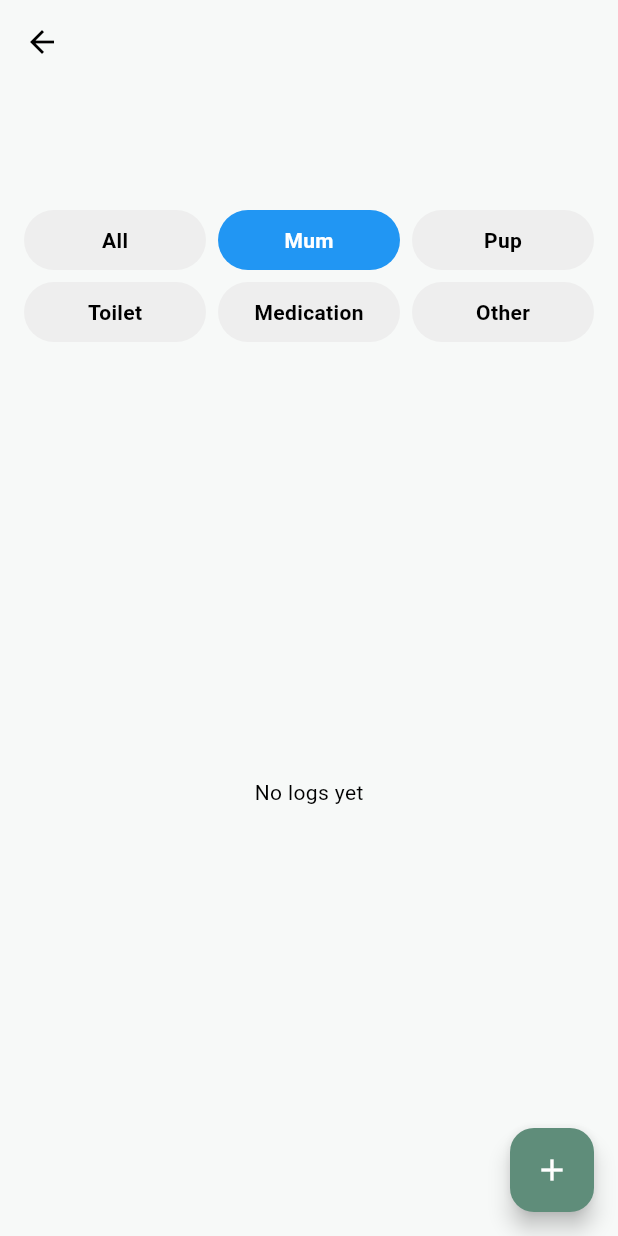
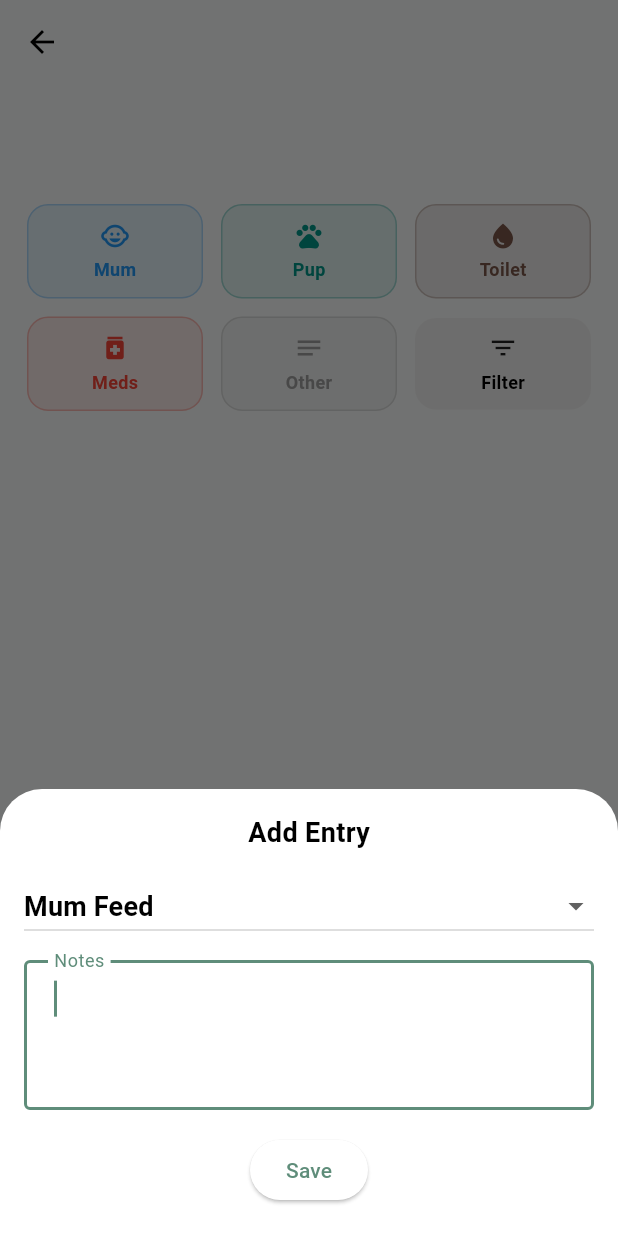
Before and after one commit to Bruce-HA/amity_dogs_app2, a Flutter app: the LitterLogPage screen opened directly with empty values, after a tap on "Mum", on a phone screen of 412 x 824 dp. Run offline on Flutter 3.47's test engine with Material 3 defaults, Android fonts, the phone set to English and light mode, and no system bars; our stand-ins replace cached_network_image, file_picker, flutter_dotenv, flutter_typeahead, open_filex, pdf and 5 more; missing offline and left inert: syncfusion_flutter_pdf; accounts and stored records are empty.

Commit message:
Daily logs UI upgrade: quick chips, modal input, filter chip, cleaned pages

```diff
--- a/lib/pages/dailies/add_log_modal.dart
+++ b/lib/pages/dailies/add_log_modal.dart
@@ -4,9 +4,13 @@ import '../../services/app_user.dart';
 
 final supabase = Supabase.instance.client;
 
-Future<void> showAddLogModal(BuildContext context, Map litter) async {
+Future<void> showAddLogModal(
+  BuildContext context,
+  Map litter, {
+  String initialCategory = 'mum feed',
+}) async {
   final noteController = TextEditingController();
-  String category = 'mum feed';
+  String category = initialCategory;
   DateTime selectedTime = DateTime.now();
 
   await showModalBottomSheet(
@@ -25,7 +29,12 @@ Future<void> showAddLogModal(BuildContext context, Map litter) async {
             child: Column(
               mainAxisSize: MainAxisSize.min,
               children: [
-                const Text("Add Entry"),
+                const Text(
+                  "Add Entry",
+                  style: TextStyle(fontSize: 18, fontWeight: FontWeight.w600),
+                ),
+
+                const SizedBox(height: 12),
 
                 DropdownButton<String>(
                   value: category,
@@ -37,26 +46,14 @@ Future<void> showAddLogModal(BuildContext context, Map litter) async {
                     'medication',
                     'other'
                   ].map((c) {
-                    String label = c.split(' ')
+                    final label = c
+                        .split(' ')
                         .map((w) => w[0].toUpperCase() + w.substring(1))
                         .join(' ');
 
                     return DropdownMenuItem(
                       value: c,
-                      child: Row(
-                        children: [
-                          Container(
-                            width: 10,
-                            height: 10,
-                            margin: const EdgeInsets.only(right: 8),
-                            decoration: BoxDecoration(
-                              color: _getCategoryColor(c),
-                              borderRadius: BorderRadius.circular(2),
-                            ),
-                          ),
-                          Text(label),
-                        ],
-                      ),
+                      child: Text(label),
                     );
                   }).toList(),
                   onChanged: (val) {
@@ -66,31 +63,22 @@ Future<void> showAddLogModal(BuildContext context, Map litter) async {
                   },
                 ),
 
+                const SizedBox(height: 12),
+
                 TextField(
                   controller: noteController,
-                  decoration: const InputDecoration(labelText: 'Notes'),
+                  decoration: const InputDecoration(
+                    labelText: 'Notes',
+                    border: OutlineInputBorder(),
+                  ),
+                  maxLines: 3,
+                  autofocus: true,
                 ),
+
+                const SizedBox(height: 16),
 
                 ElevatedButton(
                   onPressed: () async {
-                    print('USER NAME: ${AppUser.name}');
-                    print('USER ID: ${AppUser.userId}');
-
-                    final user = supabase.auth.currentUser;
-
-                    if (user == null) {
-                      ScaffoldMessenger.of(context).showSnackBar(
-                        const SnackBar(content: Text('No user logged in')),
-                      );
-                      return;
-                    }
-
-                    final appUser = await supabase
-                        .from('app_users')
-                        .select('first_name')
-                        .eq('id', user.id)
-                        .single();
-
                     await supabase.from('whelping_logs').insert({
                       'litter_id': litter['id'],
                       'litter_full_code': litter['litter_full_code'],
@@ -99,16 +87,15 @@ Future<void> showAddLogModal(BuildContext context, Map litter) async {
                       'event_time': selectedTime.toIso8601String(),
                       'note': noteController.text,
                       'category': category,
-
-                      // 👇 THIS IS THE NEW PART
-                      'created_by': user.id,
-                      'created_by_name': appUser['first_name'] ?? 'User',
+                      'created_by_name': AppUser.name,
                     });
 
                     Navigator.pop(context);
                   },
                   child: const Text("Save"),
                 ),
+
+                const SizedBox(height: 20),
               ],
             ),
           );
@@ -117,17 +104,3 @@ Future<void> showAddLogModal(BuildContext context, Map litter) async {
     },
   );
 }
-Color _getCategoryColor(String? category) {
-  switch (category) {
-    case 'mum feed':
-      return Colors.blue;
-    case 'pup feed':
-      return Colors.teal;
-    case 'toilet':
-      return Colors.brown;
-    case 'medication':
-      return Colors.red;
-    default:
-      return Colors.grey;
-  }
-}
--- a/lib/pages/dailies/dailies_page.dart
+++ b/lib/pages/dailies/dailies_page.dart
@@ -71,7 +71,7 @@ class _DailiesPageState extends State<DailiesPage> {
   @override
   Widget build(BuildContext context) {
     return Scaffold(
-      appBar: AppBar(title: const Text('Dailies')),
+      appBar: AppBar(title: const Text('Daily')),
       body: loading
           ? const Center(child: CircularProgressIndicator())
           : ListView.builder(
--- a/lib/pages/dailies/litter_log_page.dart
+++ b/lib/pages/dailies/litter_log_page.dart
@@ -1,6 +1,5 @@
 import 'package:flutter/material.dart';
 import 'package:supabase_flutter/supabase_flutter.dart';
-
 import 'add_log_modal.dart';
 
 final supabase = Supabase.instance.client;
@@ -17,42 +16,15 @@ class LitterLogPage extends StatefulWidget {
 class _LitterLogPageState extends State<LitterLogPage> {
   String selectedCategory = 'all';
   String? heroImage;
+  String? damName;
+
   List logs = [];
   bool loading = true;
-
-  late RealtimeChannel channel;
 
   @override
   void initState() {
     super.initState();
     loadLogs();
-
-    channel = supabase.channel('whelping_logs');
-
-    channel.onPostgresChanges(
-      event: PostgresChangeEvent.insert,
-      schema: 'public',
-      table: 'whelping_logs',
-      callback: (payload) {
-        if (payload.newRecord['litter_id'] == widget.litter['id']) {
-          loadLogs();
-        }
-      },
-    ).subscribe();
-  }
-
-  @override
-  void dispose() {
-    channel.unsubscribe();
-    super.dispose();
-  }
-
-  List get filteredLogs {
-    if (selectedCategory == 'all') return logs;
-
-    return logs.where((log) {
-      return (log['category'] ?? '').toLowerCase() == selectedCategory;
-    }).toList();
   }
 
   Future<void> loadLogs() async {
@@ -62,78 +34,91 @@ class _LitterLogPageState extends State<LitterLogPage> {
         .eq('litter_id', widget.litter['id'])
         .order('event_time', ascending: false);
 
-    // HERO IMAGE
     final dogRes = await supabase
         .from('dogs_list_view_with_hero')
-        .select('hero, dog_ala')
+        .select('hero, dog_ala, dog_name')
         .eq('dog_ala', widget.litter['dam_ala'])
         .limit(1);
 
     String? hero;
+    String? name;
 
     if (dogRes.isNotEmpty) {
       final dog = dogRes.first;
-      final heroList = dog['hero'] as List?;
 
-      if (heroList != null && heroList.isNotEmpty) {
-        final heroItem = heroList.first;
-        final fileName = heroItem['url'];
-        final dogAla = dog['dog_ala'];
+      final heroField = dog['hero'];
+      if (heroField is List && heroField.isNotEmpty) {
+        final item = heroField.first;
+        if (item is Map) {
+          final fileName = item['url'];
+          final ala = dog['dog_ala'];
 
-        if (fileName != null && dogAla != null) {
+          if (fileName != null && ala != null) {
             hero = supabase.storage
                 .from('dog_files')
-              .getPublicUrl('$dogAla/photos/$fileName');
+                .getPublicUrl('$ala/photos/$fileName');
           }
         }
+      }
+
+      name = dog['dog_name'];
     }
 
     setState(() {
       logs = logsRes;
       heroImage = hero;
+      damName = name;
       loading = false;
     });
   }
 
-  Color getCategoryColor(String? category) {
-    switch (category) {
+  LogCategory getCategory(String? value) {
+    switch (value) {
       case 'mum feed':
-        return Colors.blue;
+        return const LogCategory('Mum', Icons.child_care, Colors.blue);
       case 'pup feed':
-        return Colors.teal;
+        return const LogCategory('Pup', Icons.pets, Colors.teal);
       case 'toilet':
-        return Colors.brown;
+        return const LogCategory('Toilet', Icons.water_drop, Colors.brown);
       case 'medication':
-        return Colors.red;
+        return const LogCategory('Meds', Icons.medication, Colors.red);
       default:
-        return Colors.grey;
+        return const LogCategory('Other', Icons.notes, Colors.grey);
     }
   }
 
-  Widget buildChip(String value, String label) {
-    final isSelected = selectedCategory == value;
+  Widget quickChip(String category) {
+    final cat = getCategory(category);
 
     return Expanded(
       child: Padding(
-        padding: const EdgeInsets.all(4),
+        padding: const EdgeInsets.all(6),
         child: GestureDetector(
-          onTap: () => setState(() => selectedCategory = value),
+          onTap: () async {
+            await showAddLogModal(
+              context,
+              widget.litter,
+              initialCategory: category,
+            );
+            loadLogs();
+          },
           child: Container(
             padding: const EdgeInsets.symmetric(vertical: 10),
             decoration: BoxDecoration(
-              color: isSelected
-                  ? getCategoryColor(value)
-                  : Colors.grey.shade200,
-              borderRadius: BorderRadius.circular(20),
+              color: cat.color.withOpacity(0.1),
+              borderRadius: BorderRadius.circular(14),
+              border: Border.all(color: cat.color.withOpacity(0.3)),
             ),
-            child: Center(
-              child: Text(
-                label,
+            child: Column(
+              children: [
+                Icon(cat.icon, color: cat.color, size: 20),
+                const SizedBox(height: 4),
+                Text(cat.label,
                     style: TextStyle(
-                  color: isSelected ? Colors.white : Colors.black,
-                  fontWeight: FontWeight.w600,
-                ),
-              ),
+                        fontSize: 12,
+                        color: cat.color,
+                        fontWeight: FontWeight.w600)),
+              ],
             ),
           ),
         ),
@@ -141,9 +126,83 @@ class _LitterLogPageState extends State<LitterLogPage> {
     );
   }
 
+  Widget filterChip() {
+    return Expanded(
+      child: Padding(
+        padding: const EdgeInsets.all(6),
+        child: GestureDetector(
+          onTap: () async {
+            final selected = await showModalBottomSheet<String>(
+              context: context,
+              builder: (_) {
+                return Column(
+                  mainAxisSize: MainAxisSize.min,
+                  children: [
+                    ListTile(
+                      title: const Text('All'),
+                      onTap: () => Navigator.pop(context, 'all'),
+                    ),
+                    ListTile(
+                      title: const Text('Mum'),
+                      onTap: () => Navigator.pop(context, 'mum feed'),
+                    ),
+                    ListTile(
+                      title: const Text('Pup'),
+                      onTap: () => Navigator.pop(context, 'pup feed'),
+                    ),
+                    ListTile(
+                      title: const Text('Toilet'),
+                      onTap: () => Navigator.pop(context, 'toilet'),
+                    ),
+                    ListTile(
+                      title: const Text('Meds'),
+                      onTap: () => Navigator.pop(context, 'medication'),
+                    ),
+                    ListTile(
+                      title: const Text('Other'),
+                      onTap: () => Navigator.pop(context, 'other'),
+                    ),
+                  ],
+                );
+              },
+            );
+
+            if (selected != null) {
+              setState(() {
+                selectedCategory = selected;
+              });
+            }
+          },
+          child: Container(
+            padding: const EdgeInsets.symmetric(vertical: 10),
+            decoration: BoxDecoration(
+              color: Colors.grey.shade200,
+              borderRadius: BorderRadius.circular(14),
+            ),
+            child: Column(
+              children: const [
+                Icon(Icons.filter_list, size: 20),
+                SizedBox(height: 4),
+                Text('Filter',
+                    style:
+                        TextStyle(fontSize: 12, fontWeight: FontWeight.w600)),
+              ],
+            ),
+          ),
+        ),
+      ),
+    );
+  }
+
+  List get filteredLogs {
+    if (selectedCategory == 'all') return logs;
+    return logs.where((l) => l['category'] == selectedCategory).toList();
+  }
+
   String formatDateTime(dynamic time) {
     final dt = DateTime.parse(time.toString()).toLocal();
-    return "${dt.day}/${dt.month} ${dt.hour}:${dt.minute.toString().padLeft(2, '0')}";
+    return "${dt.hour.toString().padLeft(2,'0')}:${dt.minute.toString().padLeft(2,'0')} "
+        "${dt.day}/${dt.month}";
   }
 
   @override
@@ -152,109 +211,77 @@ class _LitterLogPageState extends State<LitterLogPage> {
 
     return Scaffold(
       appBar: AppBar(title: Text(litter['litter_full_code'] ?? '')),
-      floatingActionButton: FloatingActionButton(
-        onPressed: () async {
-          await showAddLogModal(context, litter);
-          loadLogs();
-        },
-        child: const Icon(Icons.add),
-      ),
       body: Column(
         children: [
-          // HEADER
           Padding(
             padding: const EdgeInsets.all(12),
             child: Row(
-              crossAxisAlignment: CrossAxisAlignment.start,
               children: [
                 if (heroImage != null)
-                  ClipRRect(
-                    borderRadius: BorderRadius.circular(10),
-                    child: Image.network(
-                      heroImage!,
-                      width: 120,
-                      height: 120,
-                      fit: BoxFit.cover,
-                    ),
-                  ),
-                const SizedBox(width: 16),
+                  Image.network(heroImage!, width: 100, height: 100),
+                const SizedBox(width: 12),
                 Expanded(
                   child: Column(
                     crossAxisAlignment: CrossAxisAlignment.start,
                     children: [
-                      Text(
-                        litter['short_litter_name'] ??
-                            litter['litter_full_code'],
+                      Text(litter['short_litter_name'] ?? '',
                           style: const TextStyle(
-                          fontSize: 22,
-                          fontWeight: FontWeight.w700,
-                        ),
-                      ),
-                      const SizedBox(height: 4),
-                      Text(
-                        litter['ala_litter_number'] ?? '',
-                        style: const TextStyle(
-                          fontSize: 14,
-                          color: Colors.grey,
-                        ),
-                      ),
+                              fontSize: 20, fontWeight: FontWeight.bold)),
+                      if (damName != null) Text(damName!),
+                      Text(litter['ala_litter_number'] ?? ''),
                     ],
                   ),
-                ),
+                )
               ],
             ),
           ),
 
-          // FILTER CHIPS
           Padding(
             padding: const EdgeInsets.symmetric(horizontal: 12),
             child: Column(
               children: [
-                Row(
-                  children: [
-                    buildChip('all', 'All'),
-                    buildChip('mum feed', 'Mum'),
-                    buildChip('pup feed', 'Pup'),
-                  ],
-                ),
-                Row(
-                  children: [
-                    buildChip('toilet', 'Toilet'),
-                    buildChip('medication', 'Medication'),
-                    buildChip('other', 'Other'),
-                  ],
-                ),
+                Row(children: [
+                  quickChip('mum feed'),
+                  quickChip('pup feed'),
+                  quickChip('toilet')
+                ]),
+                Row(children: [
+                  quickChip('medication'),
+                  quickChip('other'),
+                  filterChip()
+                ]),
               ],
             ),
           ),
 
-          // LOG LIST
           Expanded(
             child: loading
                 ? const Center(child: CircularProgressIndicator())
-                : (filteredLogs.isEmpty
-                    ? const Center(child: Text("No logs yet"))
                 : ListView.builder(
                     itemCount: filteredLogs.length,
                     itemBuilder: (context, index) {
                       final log = filteredLogs[index];
+                      final cat = getCategory(log['category']);
 
                       return ListTile(
-                            leading: Container(
-                              width: 6,
-                              height: 40,
-                              color: getCategoryColor(log['category']),
-                            ),
+                        leading: Icon(cat.icon, color: cat.color),
                         title: Text(log['note'] ?? ''),
                         subtitle: Text(
-                              "${log['category']} • ${formatDateTime(log['event_time'])} • ${log['created_by_name'] ?? ''}",
-                            ),
+                            "${cat.label} • ${formatDateTime(log['event_time'])} • ${log['created_by_name'] ?? ''}"),
                       );
                     },
-                      )),
                   ),
+          )
         ],
       ),
     );
   }
 }
+
+class LogCategory {
+  final String label;
+  final IconData icon;
+  final Color color;
+
+  const LogCategory(this.label, this.icon, this.color);
+}
--- a/lib/pages/dashboard_page.dart
+++ b/lib/pages/dashboard_page.dart
@@ -19,7 +19,7 @@ class DashboardPage extends StatelessWidget {
   Widget build(BuildContext context) {
     return Scaffold(
       appBar: AppBar(
-        title: const Text('Amity Dogs Dash'),
+        title: const Text('Amity Dogs'),
         centerTitle: true,
       ),
 
--- /dev/null
+++ b/lib/utils/log_categories.dart
@@ -0,0 +1,54 @@
+import 'package:flutter/material.dart';
+
+class LogCategory {
+  final String value;
+  final String label;
+  final IconData icon;
+  final Color color;
+
+  const LogCategory({
+    required this.value,
+    required this.label,
+    required this.icon,
+    required this.color,
+  });
+}
+
+const logCategories = [
+  LogCategory(
+    value: 'mum feed',
+    label: 'Mum',
+    icon: Icons.child_care,
+    color: Colors.blue,
+  ),
+  LogCategory(
+    value: 'pup feed',
+    label: 'Pup',
+    icon: Icons.pets,
+    color: Colors.teal,
+  ),
+  LogCategory(
+    value: 'toilet',
+    label: 'Toilet',
+    icon: Icons.water_drop,
+    color: Colors.brown,
+  ),
+  LogCategory(
+    value: 'medication',
+    label: 'Meds',
+    icon: Icons.medication,
+    color: Colors.red,
+  ),
+  LogCategory(
+    value: 'other',
+    label: 'Other',
+    icon: Icons.notes,
+    color: Colors.grey,
+  ),
+];
+LogCategory getCategory(String? value) {
+  return logCategories.firstWhere(
+    (c) => c.value == value,
+    orElse: () => logCategories.last,
+  );
+}
```
Also changed, not shown: lib/pages/admin/admin_data_tools_page.dart (added, +227 -0 lines), lib/pages/admin_page.dart (+21 -0 lines), lib/pages/widgets/person_picker.dart (+28 -54 lines), 1 other file. Lines whose indentation alone changed are shown as unchanged.
